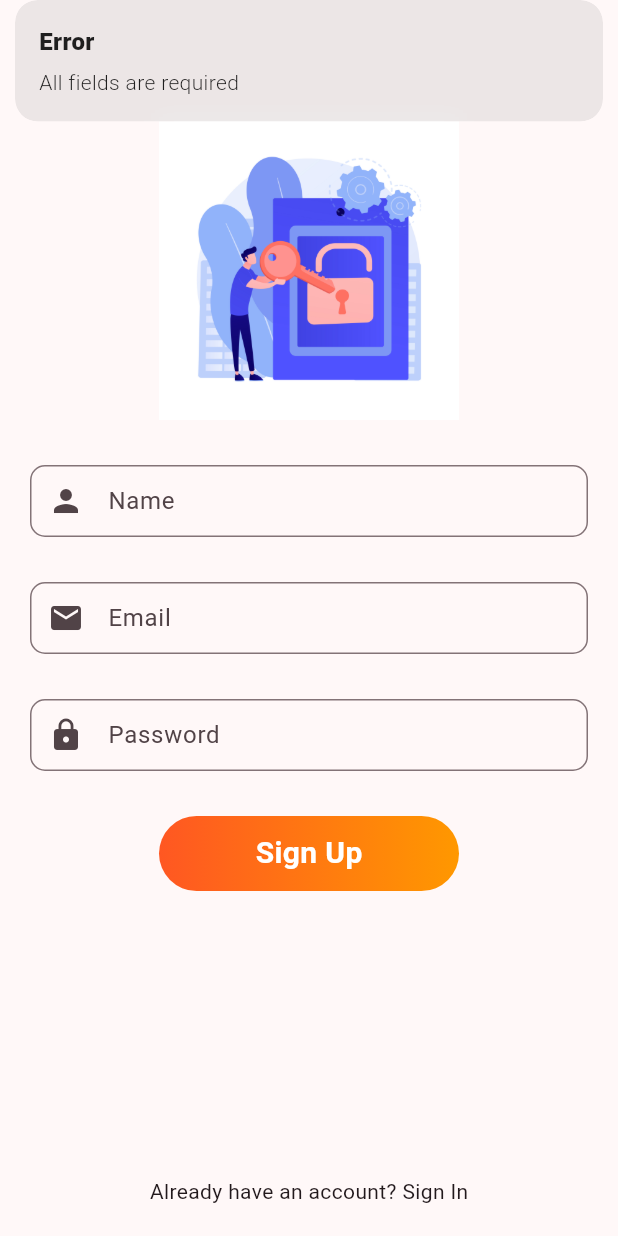
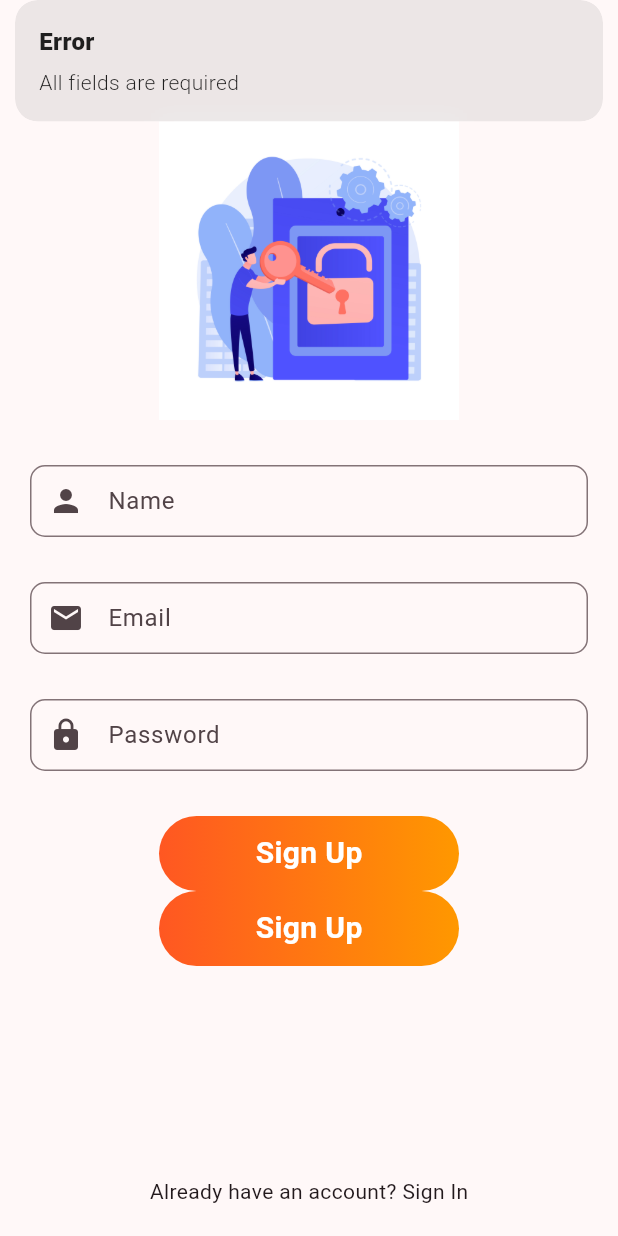
Before and after one commit to rabiaehsan/CodeSoft-todo-app, a Flutter app: the SignupView screen opened by its route, after a tap on "Sign Up", on a phone screen of 412 x 824 dp. Run offline on Flutter 3.47's test engine with Material 3 defaults, Android fonts, the phone set to English and light mode, and no system bars; our stand-ins replace cloud_firestore, firebase_auth, firebase_core, fluttertoast, get, video_player; accounts and stored records are empty.

Commit message:
[commit changes]

```diff
--- a/lib/app/modules/signup/views/signup_view.dart
+++ b/lib/app/modules/signup/views/signup_view.dart
@@ -39,6 +39,7 @@ class SignupView extends GetView<SignupController> {
               ),
               ReUseTextField(
 
+
                   hintText: 'Email',
                   icon: Icons.email,
                   controller: controller.emailController),
@@ -52,6 +53,9 @@ class SignupView extends GetView<SignupController> {
               const SizedBox(
                 height: 30,
               ),
+              CustomButton(title: 'Sign Up', function: () {
+                controller.onCreateAccount();
+              }),
               CustomButton(title: 'Sign Up', function: () {
                 controller.onCreateAccount();
               }),
```
